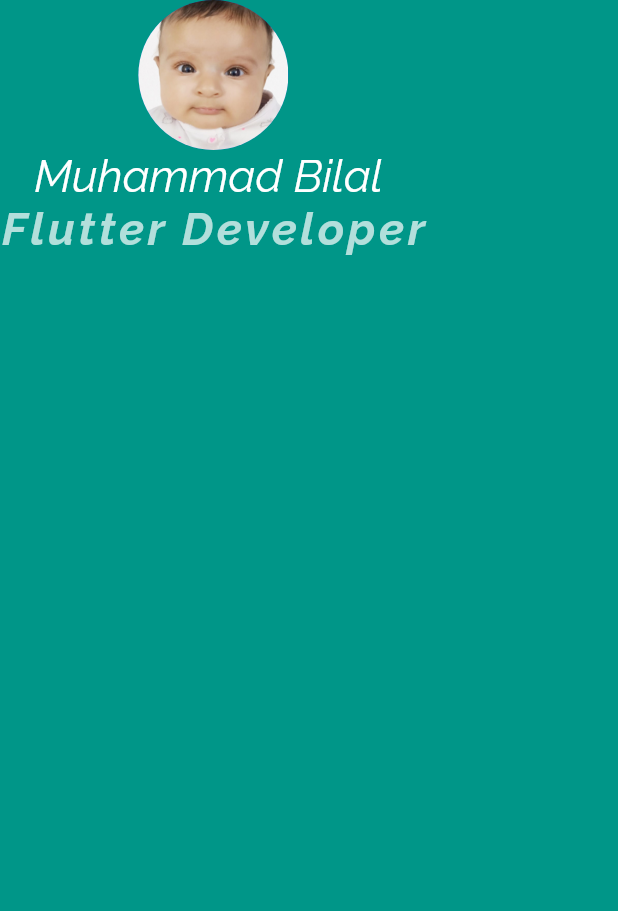
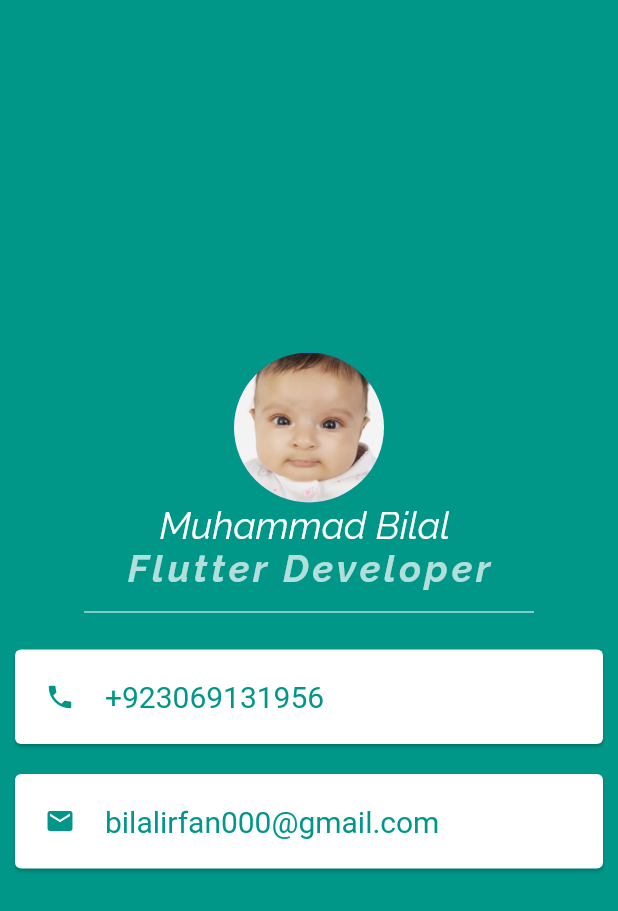
Before and after one commit to Bilal112/Flutter-Practice, a Flutter app: the screen it shows after launch, on a phone screen of 412 x 824 dp. Shown: the top 911 px of the screen. Run offline on Flutter 3.47's test engine with Material 2 defaults, Android fonts, the phone set to English and light mode, and no system bars.

Commit message:
login view done

```diff
--- a/lib/main.dart
+++ b/lib/main.dart
@@ -13,26 +13,96 @@ class MyApp extends StatelessWidget {
       backgroundColor: Colors.teal,
       body: SafeArea(
           child: Column(
-        // mainAxisAlignment: MainAxisAlignment.center,
+        mainAxisAlignment: MainAxisAlignment.center,
         children: <Widget>[
           CircleAvatar(
             radius: 50.0,
             backgroundImage: AssetImage("images/mirha.jpeg"),
           ),
+
           Text(
             'Muhammad Bilal ',
             style: TextStyle(
-                fontSize: 30, color: Colors.white, fontFamily: "Raleway"),
+                fontSize: 25, color: Colors.white, fontFamily: "Raleway"),
           ),
           Text(
             'Flutter Developer',
             style: TextStyle(
-                fontSize: 30,
+                fontSize: 25,
                 color: Colors.teal.shade100,
                 letterSpacing: 2.5,
                 fontWeight: FontWeight.bold,
                 fontFamily: "Raleway"),
           ),
+          SizedBox(
+            width: 300,
+            height: 30,
+            child: Divider(
+              color: Colors.white,
+            ),
+          ),
+          // container change into card for doesn'tget padding
+          // Container(
+          //   color: Colors.white,
+          //   padding: EdgeInsets.all(10.0),
+          //   margin: EdgeInsets.all(10.0),
+          //   child: Row(
+          //     children: <Widget>[
+          //       Icon(Icons.phone, color: Colors.teal, size: 35),
+          //       SizedBox(width: 20.0),
+          //       Text(
+          //         '+923069131956',
+          //         style: TextStyle(color: Colors.teal, fontSize: 20),
+          //       )
+          //     ],
+          //   ),
+          // ),
+          Card(
+              color: Colors.white,
+              margin: EdgeInsets.all(10.0),
+              child: Padding(
+                padding: EdgeInsets.all(20.0),
+                child: Row(
+                  children: <Widget>[
+                    Icon(Icons.phone, color: Colors.teal, size: 20),
+                    SizedBox(width: 20.0),
+                    Text(
+                      '+923069131956',
+                      style: TextStyle(color: Colors.teal, fontSize: 20),
+                    )
+                  ],
+                ),
+              )),
+          // Card(
+          //   color: Colors.white,
+          //   margin: EdgeInsets.all(10.0),
+          //   child: Row(
+          //     children: <Widget>[
+          //       Icon(Icons.email, color: Colors.teal, size: 35),
+          //       SizedBox(width: 20.0),
+          //       Text(
+          //         'bilalirfan000@gmail.com',
+          //         style: TextStyle(color: Colors.teal, fontSize: 20),
+          //       )
+          //     ],
+          //   ),
+          // )
+          Card(
+              color: Colors.white,
+              margin: EdgeInsets.all(10.0),
+              child: Padding(
+                padding: EdgeInsets.all(20.0),
+                child: Row(
+                  children: <Widget>[
+                    Icon(Icons.email, color: Colors.teal, size: 20),
+                    SizedBox(width: 20.0),
+                    Text(
+                      'bilalirfan000@gmail.com',
+                      style: TextStyle(color: Colors.teal, fontSize: 20),
+                    )
+                  ],
+                ),
+              ))
         ],
       )),
     ));
```
